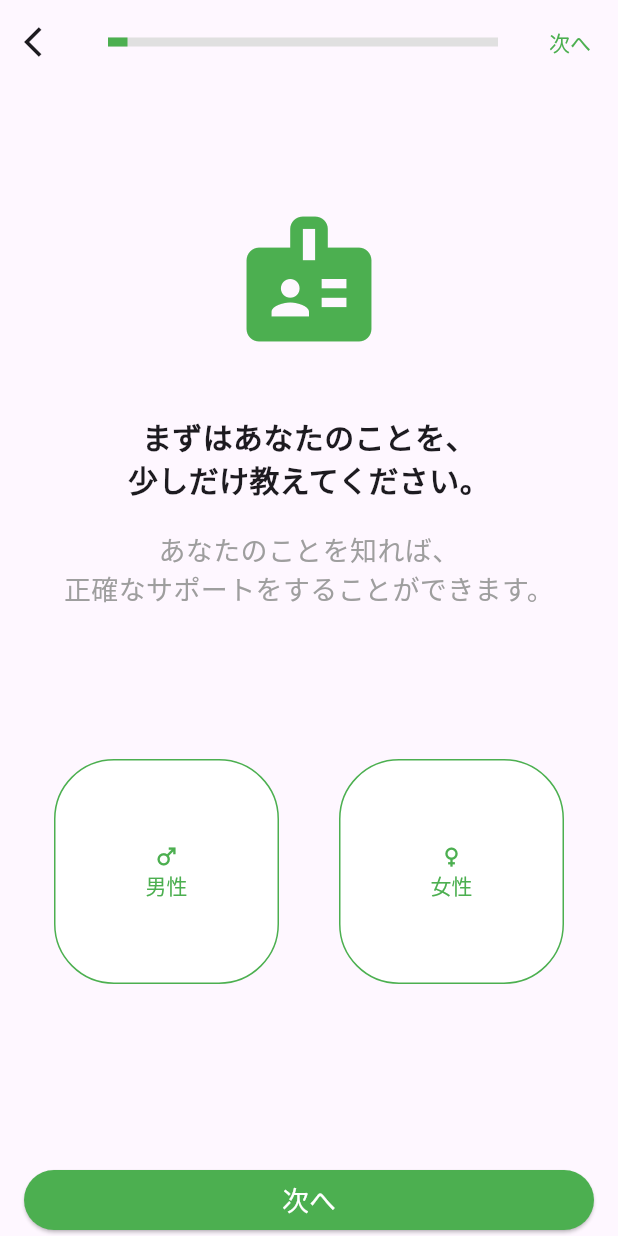
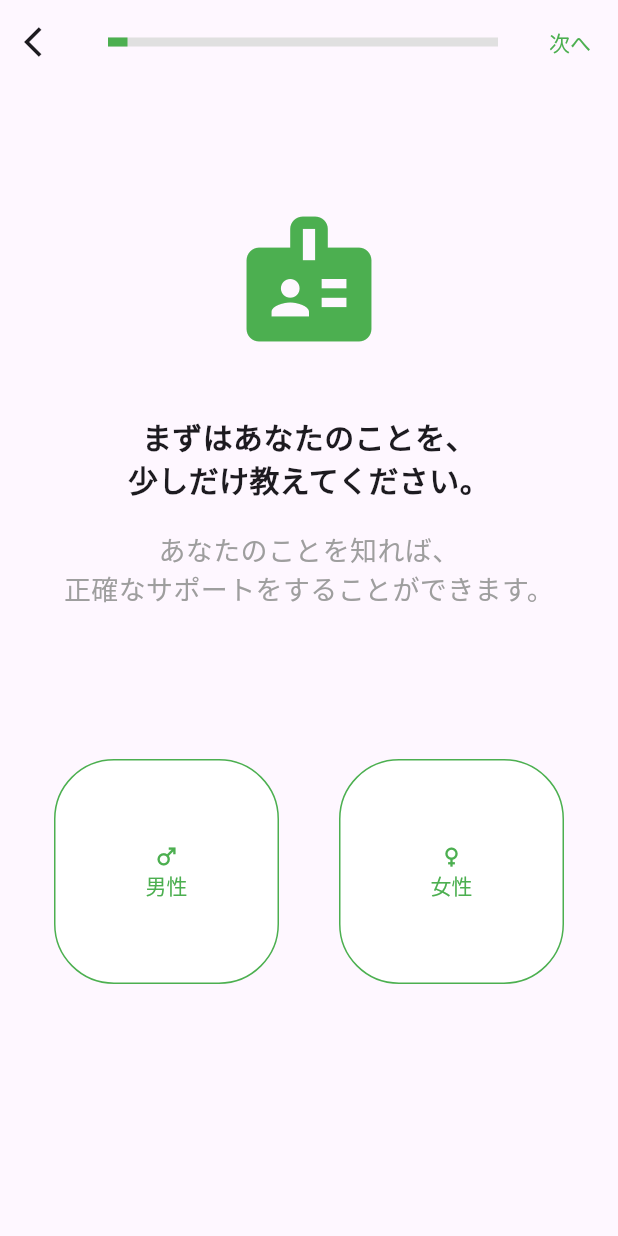
Before and after one commit to rlgur3470/okarada, a Flutter app: the SexScreen screen opened by its route, on a phone screen of 412 x 824 dp. Run offline on Flutter 3.47's test engine with Material 3 defaults, Android fonts, the phone set to English and light mode, and no system bars; our stand-ins replace table_calendar; accounts and stored records are empty; statements that could not run were skipped.

Commit message:
전체 수정

```diff
--- a/lib/screens/sex_screen.dart
+++ b/lib/screens/sex_screen.dart
@@ -71,9 +71,6 @@ class _SexScreenState extends State<SexScreen> {
                     ],
                   ),
                 ),
-                _NextPageButton(
-                  onPressed: onNextButtonPressed,
-                ),
               ],
             ),
           ),
@@ -85,19 +82,22 @@ class _SexScreenState extends State<SexScreen> {
   onMaleButtonPressed() {
     setState(() {
       selectedGender = male;
+      userValue = userValue.copyWith(sex: selectedGender);
+
+      Navigator.of(context).pushNamed(
+        '/birthday',
+        arguments: userValue,
+      );
+
+      print('name: ${userValue.nickname}, sex: ${userValue.sex}');
+
     });
   }
 
   onFemaleButtonPressed() {
     setState(() {
       selectedGender = female;
-    });
-  }
-
-  onNextButtonPressed() {
-    setState(() {
       userValue = userValue.copyWith(sex: selectedGender);
-
       Navigator.of(context).pushNamed(
         '/birthday',
         arguments: userValue,
@@ -223,23 +223,3 @@ class _IconSelect extends StatelessWidget {
     );
   }
 }
-
-class _NextPageButton extends StatelessWidget {
-  final VoidCallback onPressed;
-  const _NextPageButton({required this.onPressed, super.key});
-
-  @override
-  Widget build(BuildContext context) {
-    return ElevatedButton(
-      onPressed: onPressed,
-      child: const Text(
-        '次へ',
-        style: TextStyle(fontSize: 18),
-      ),
-      style: ElevatedButton.styleFrom(
-        backgroundColor: Colors.green,
-        foregroundColor: Colors.white,
-      ),
-    );
-  }
-}
```
Also changed, not shown: lib/screens/activity_level_screen.dart (+21 -31 lines).
